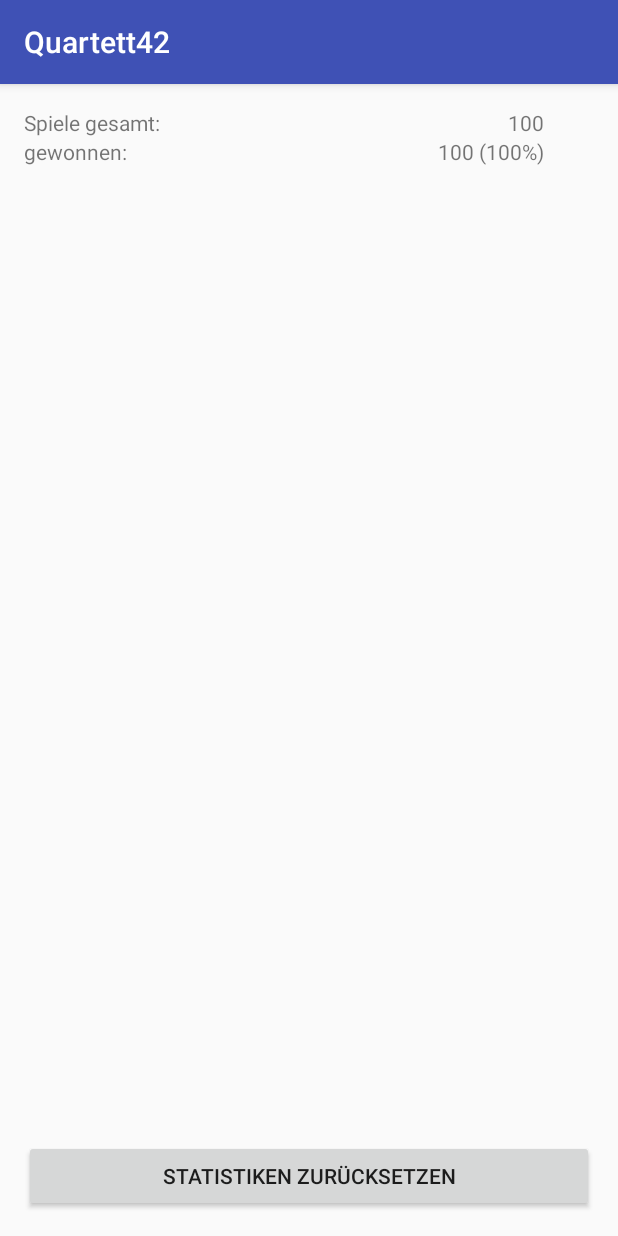
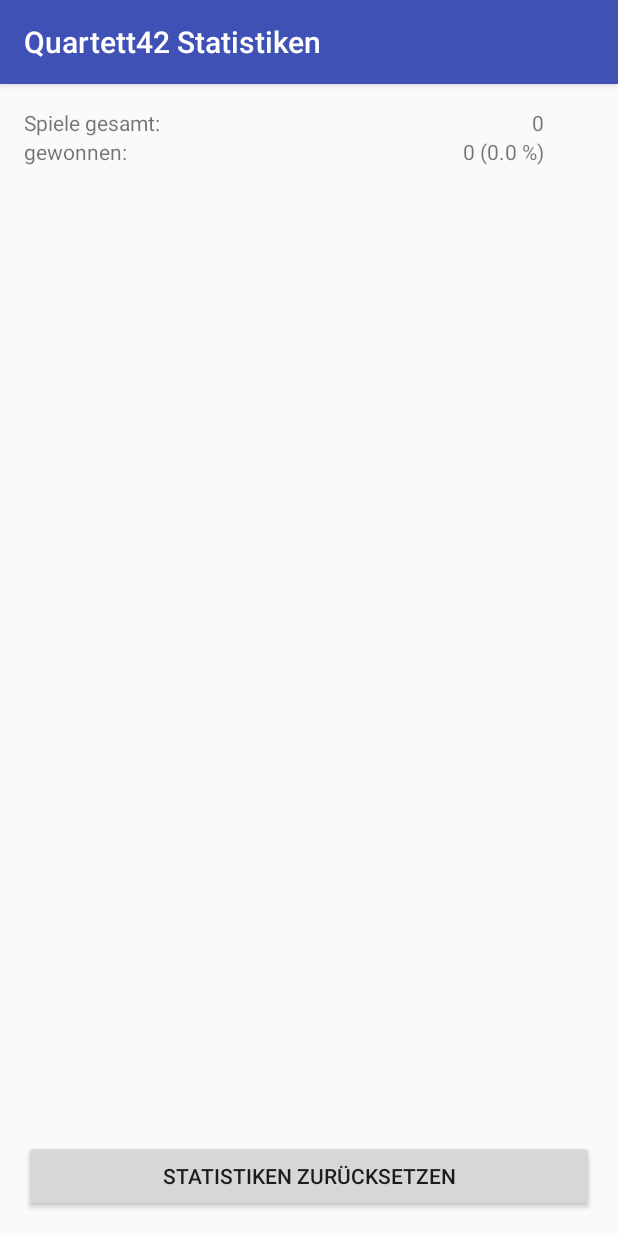
Before and after one commit to lb28/MAL_Quartett42, an Android app: the screen it shows after launch (StatisticsActivity), after a tap on "STATISTIKEN", on a phone screen of 412 x 824 dp. Run offline under Robolectric (Android 15) with nearby library versions, the phone set to English and light mode, and no system bars.

Commit message:
Statistik wird richtig angezeigt, müssen noch mehr hinzugefügt werden

```diff
--- a/app/src/main/java/de/uulm/dbis/quartett42/MainActivity.java
+++ b/app/src/main/java/de/uulm/dbis/quartett42/MainActivity.java
@@ -10,6 +10,7 @@ import android.preference.PreferenceManager;
 import android.support.v7.app.AlertDialog;
 import android.support.v7.app.AppCompatActivity;
 import android.os.Bundle;
+import android.util.Log;
 import android.view.View;
 import android.widget.Button;
 import android.widget.ImageView;
@@ -18,6 +19,7 @@ import android.widget.TextView;
 import android.widget.Toast;
 
 import java.io.BufferedReader;
+import java.io.Console;
 import java.io.IOException;
 import java.io.InputStream;
 import java.io.InputStreamReader;
@@ -115,6 +117,7 @@ public class MainActivity extends AppCompatActivity {
     //Statistics Button:
     public void clickStatisticsButtonFunction(View view){
         spinner.setVisibility(View.VISIBLE);
+        Log.d("test", "in der clickstatisticsbuttonfunction");
         Intent intent = new Intent(this, StatisticsActivity.class);
         startActivity(intent);
     }
--- a/app/src/main/java/de/uulm/dbis/quartett42/StatisticsActivity.java
+++ b/app/src/main/java/de/uulm/dbis/quartett42/StatisticsActivity.java
@@ -1,13 +1,49 @@
 package de.uulm.dbis.quartett42;
 
+import android.content.SharedPreferences;
+import android.preference.PreferenceManager;
 import android.support.v7.app.AppCompatActivity;
 import android.os.Bundle;
+import android.widget.TextView;
+
+import org.w3c.dom.Text;
 
 public class StatisticsActivity extends AppCompatActivity {
+
+    SharedPreferences sharedPref;
+
+    //Elemente:
+    TextView Spielegesamt;
+    TextView Spielegesamtgewonnen;
 
     @Override
     protected void onCreate(Bundle savedInstanceState) {
         super.onCreate(savedInstanceState);
         setContentView(R.layout.activity_statistics);
+
+        sharedPref = PreferenceManager.getDefaultSharedPreferences(this);
+
+        Spielegesamt = (TextView) findViewById(R.id.Spielegesamt);
+        Spielegesamtgewonnen = (TextView) findViewById(R.id.Spielegesamtgewonnen);
+
+
+        //Werte aus sharedPreferences holen und Texte setzen:
+
+        //Spiele gesamt
+        int spieleGesamt = sharedPref.getInt("spieleGesamt", 0);
+        int spieleGesamtGewonnen = sharedPref.getInt("spieleGesamtGewonnen", 0);
+        double spieleGesamtGewonnenProzent;
+
+        if (spieleGesamt <= 0){
+            spieleGesamtGewonnenProzent = 0;
+        } else {
+            spieleGesamtGewonnenProzent = spieleGesamtGewonnen/spieleGesamt * 100;
+        }
+
+        Spielegesamt.setText("" + spieleGesamt);
+        Spielegesamtgewonnen.setText("" + spieleGesamtGewonnen + " (" + spieleGesamtGewonnenProzent + " %)");
+
+
+
     }
 }
```
Also changed, not shown: app/src/main/AndroidManifest.xml (+8 -1 lines).
